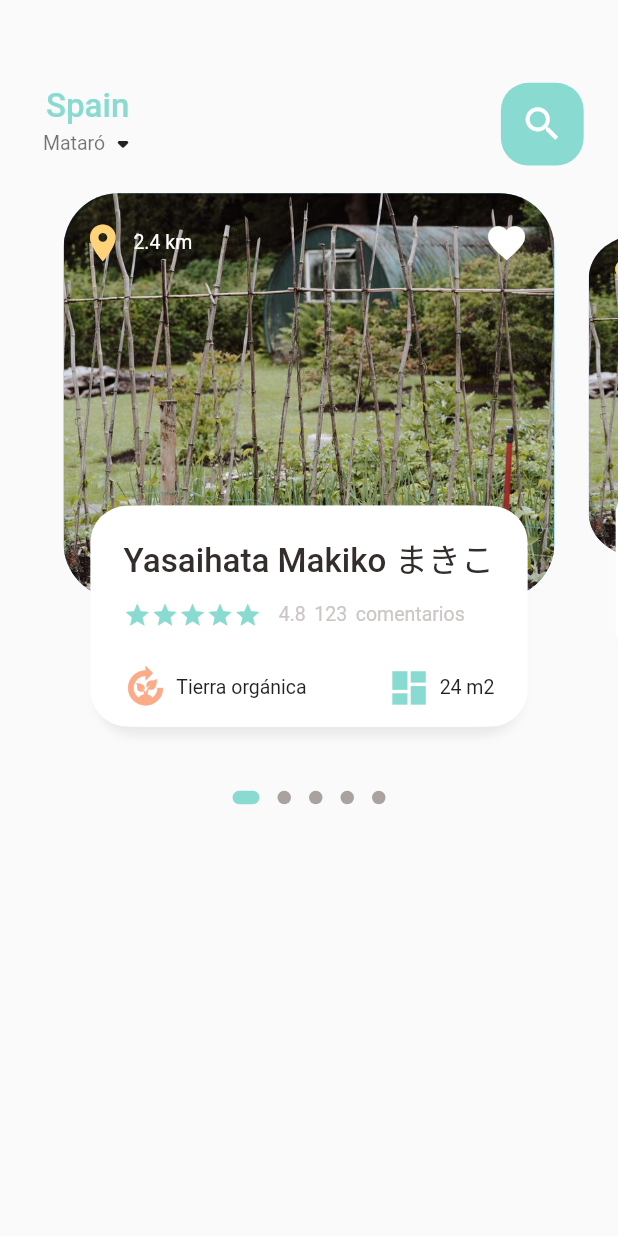
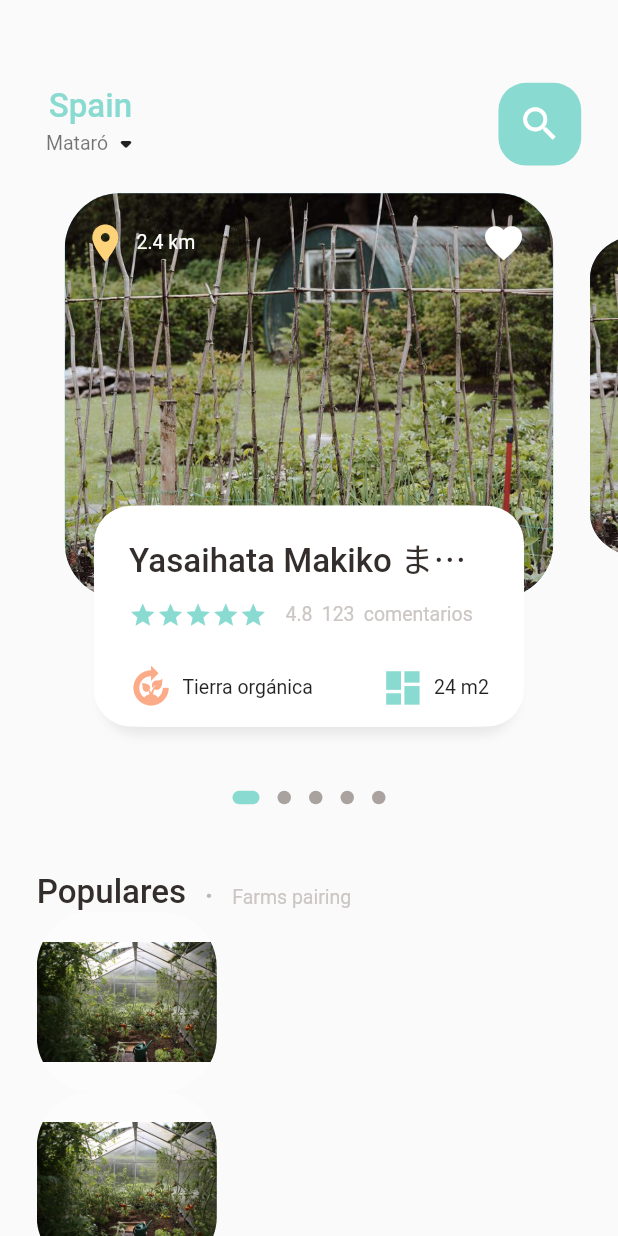
Before and after one commit to GitRockie/farmee, a Flutter app: the screen it shows after launch, on a phone screen of 412 x 824 dp. Run offline on Flutter 3.47's test engine with Material 2 defaults, Android fonts, the phone set to English and light mode, and no system bars; drawn by our look-alikes of dots_indicator; our stand-ins replace get.

Commit message:
Populars Farms UI Start
Creating widgets for title section
 ListView.builder constructing setting height for the parent Container, also Image Container
Resolving bottom overflow
To make Popular Section scrolable wrap Expanded SingleChild in Scaffold
ISSUE Scrolling top Section is gone we cant scroll down

```diff
--- a/lib/home/farms_page_body.dart
+++ b/lib/home/farms_page_body.dart
@@ -41,6 +41,7 @@ class _FarmsPageBodyState extends State<FarmsPageBody> {
     //print(Dimensions.screenWidth);
     return Column(
       children: [
+        //Slider section
         SizedBox(
           //color: Colors.red,
           height: Dimensions.pageView,
@@ -51,6 +52,7 @@ class _FarmsPageBodyState extends State<FarmsPageBody> {
                 return _buildPageItem(position);
               }),
         ),
+        //Dots section
         DotsIndicator(
           dotsCount: 5,
           position: _currentPageValue,
@@ -61,6 +63,64 @@ class _FarmsPageBodyState extends State<FarmsPageBody> {
             activeSize: const Size(18.0, 9.0),
             activeShape: RoundedRectangleBorder(
                 borderRadius: BorderRadius.circular(Dimensions.radius5)),
+          ),
+        ),
+        //Popular text
+        SizedBox(
+          height: Dimensions.height30,
+        ),
+        Container(
+          margin: EdgeInsets.only(left: Dimensions.width20),
+          child: Row(
+            crossAxisAlignment: CrossAxisAlignment.end,
+            children: [
+              BigText(text: 'Populares'),
+              SizedBox(
+                width: Dimensions.width10,
+              ),
+              Container(
+                margin: const EdgeInsets.only(bottom: 3),
+                child: BigText(
+                  text: '.',
+                  color: Colors.black26,
+                ),
+              ),
+              SizedBox(
+                width: Dimensions.width10,
+              ),
+              Container(
+                  margin: const EdgeInsets.only(bottom: 1),
+                  child: SmallText(text: 'Farms pairing')),
+            ],
+          ),
+        ),
+        //List of farms
+        Container(
+          height: 700,
+          child: ListView.builder(
+            physics: const AlwaysScrollableScrollPhysics(),
+            shrinkWrap: true,
+            itemBuilder: (context, index) {
+              return Container(
+                margin: EdgeInsets.only(
+                    left: Dimensions.width20, right: Dimensions.width20),
+                child: Row(
+                  children: [
+                    Container(
+                      width: 120,
+                      height: 120,
+                      decoration: BoxDecoration(
+                          borderRadius:
+                              BorderRadius.circular(Dimensions.radius30),
+                          color: Colors.white38,
+                          image: const DecorationImage(
+                              image: AssetImage('assets/images/huerto9.png'))),
+                    )
+                  ],
+                ),
+              );
+            },
+            itemCount: 10,
           ),
         )
       ],
@@ -108,9 +168,7 @@ class _FarmsPageBodyState extends State<FarmsPageBody> {
                   image: const DecorationImage(
                       fit: BoxFit.cover,
                       image: AssetImage('assets/images/huerto1.png')))),
-          GestureDetector(
-            onTap: () {},
-            child: Row(
+          Row(
             mainAxisAlignment: MainAxisAlignment.spaceBetween,
             children: [
               Container(
@@ -136,7 +194,6 @@ class _FarmsPageBodyState extends State<FarmsPageBody> {
                 ),
               ),
             ],
-            ),
           ),
           Align(
             alignment: Alignment.bottomCenter,
--- a/lib/home/main_farms_page.dart
+++ b/lib/home/main_farms_page.dart
@@ -65,7 +65,10 @@ class MainFarmsPage extends StatelessWidget {
           ),
         ),
         //Showing the body
-        const FarmsPageBody(),
+        const Expanded(
+            child: SingleChildScrollView(
+          child: FarmsPageBody(),
+        ))
       ],
     ));
   }
--- a/lib/utils/dimensions.dart
+++ b/lib/utils/dimensions.dart
@@ -17,12 +17,12 @@ class Dimensions {
   static double height45 = screenHeight / 14.93;
 
   //dynamic width padding, margin: right, left
-  static double width5 = screenWidth / 72;
-  static double width10 = screenWidth / 36;
-  static double width15 = screenWidth / 24;
-  static double width20 = screenWidth / 18;
-  static double width30 = screenWidth / 12;
-  static double width45 = screenWidth / 8;
+  static double width5 = screenHeight / 134.4;
+  static double width10 = screenHeight / 67.2;
+  static double width15 = screenHeight / 44.8;
+  static double width20 = screenHeight / 33.6;
+  static double width30 = screenHeight / 22.4;
+  static double width45 = screenHeight / 14.93;
 
   static double font18 = screenHeight / 37.3;
 
```
Also changed, not shown: assets/images/huerto7.png (renamed from assets/images/sigmund-Vl__6H6yWUk-unsplash.png), assets/images/huerto8.png (renamed from assets/images/steffi-pereira-Pv_Mut-lvWg-unsplash.png), assets/images/huerto9.png (renamed from assets/images/www-zanda-photography-RBdE3jv5y68-unsplash.png). Lines whose indentation alone changed are shown as unchanged.
